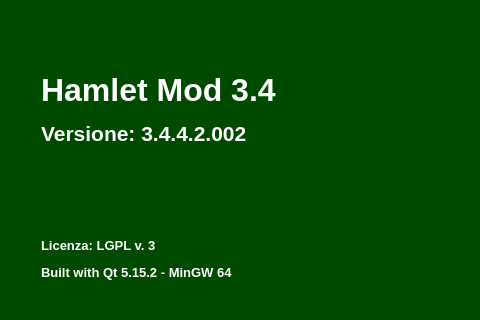
This is mainwindow.ui in fblabs/hamlet-mod-sancon as Qt 5 draws it before an edit; both pictures show x 456 to 936 and y 0 to 320 of the 1156 by 831 pixel window. The edited form follows.
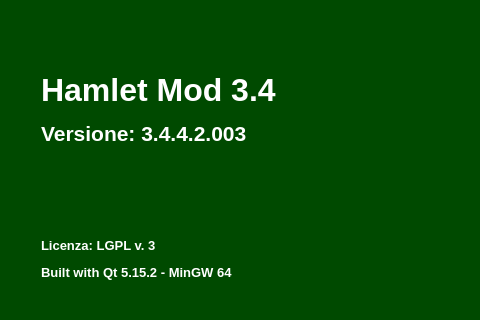
This is the edited form. Icons and pictures are not drawn.

What changed in the file:
```diff
--- a/mainwindow.ui
+++ b/mainwindow.ui
@@ -531,7 +531,7 @@
          <enum>QFrame::NoFrame</enum>
         </property>
         <property name="text">
-         <string>&lt;html&gt;&lt;head/&gt;&lt;body&gt;&lt;p&gt;&lt;span style=&quot; font-size:24pt; font-weight:600;&quot;&gt;Hamlet Mod 3.4&lt;/span&gt;&lt;/p&gt;&lt;p&gt;&lt;span style=&quot; font-size:16pt; font-weight:600;&quot;&gt;Versione: 3.4.4.2.002&lt;/span&gt;&lt;/p&gt;&lt;p&gt;&lt;br/&gt;&lt;/p&gt;&lt;p&gt;&lt;br/&gt;&lt;/p&gt;&lt;p&gt;&lt;span style=&quot; font-size:10pt; font-weight:600;&quot;&gt;Licenza: LGPL v. 3&lt;/span&gt;&lt;/p&gt;&lt;p&gt;&lt;span style=&quot; font-size:10pt; font-weight:600;&quot;&gt;Built with Qt 5.15.2 - MinGW 64&lt;/span&gt;&lt;/p&gt;&lt;p&gt;&lt;br/&gt;&lt;/p&gt;&lt;p&gt;&lt;span style=&quot; font-size:10pt;&quot;&gt;© FBLABS 2015-2023&lt;/span&gt;&lt;/p&gt;&lt;p&gt;&lt;a href=&quot;https://github.com/fblabs/hamlet-mod-sancon/blob/master/release/hamletMOD.exe&quot;&gt;&lt;span style=&quot; text-decoration: underline; color:#007af4;&quot;&gt;Sorgenti (github)&lt;/span&gt;&lt;/a&gt;&lt;/p&gt;&lt;/body&gt;&lt;/html&gt;</string>
+         <string>&lt;html&gt;&lt;head/&gt;&lt;body&gt;&lt;p&gt;&lt;span style=&quot; font-size:24pt; font-weight:600;&quot;&gt;Hamlet Mod 3.4&lt;/span&gt;&lt;/p&gt;&lt;p&gt;&lt;span style=&quot; font-size:16pt; font-weight:600;&quot;&gt;Versione: 3.4.4.2.003&lt;/span&gt;&lt;/p&gt;&lt;p&gt;&lt;br/&gt;&lt;/p&gt;&lt;p&gt;&lt;br/&gt;&lt;/p&gt;&lt;p&gt;&lt;span style=&quot; font-size:10pt; font-weight:600;&quot;&gt;Licenza: LGPL v. 3&lt;/span&gt;&lt;/p&gt;&lt;p&gt;&lt;span style=&quot; font-size:10pt; font-weight:600;&quot;&gt;Built with Qt 5.15.2 - MinGW 64&lt;/span&gt;&lt;/p&gt;&lt;p&gt;&lt;br/&gt;&lt;/p&gt;&lt;p&gt;&lt;span style=&quot; font-size:10pt;&quot;&gt;© FBLABS 2015-2023&lt;/span&gt;&lt;/p&gt;&lt;p&gt;&lt;a href=&quot;https://github.com/fblabs/hamlet-mod-sancon/blob/master/release/hamletMOD.exe&quot;&gt;&lt;span style=&quot; text-decoration: underline; color:#007af4;&quot;&gt;Sorgenti (github)&lt;/span&gt;&lt;/a&gt;&lt;/p&gt;&lt;/body&gt;&lt;/html&gt;</string>
         </property>
         <property name="scaledContents">
          <bool>false</bool>
```
